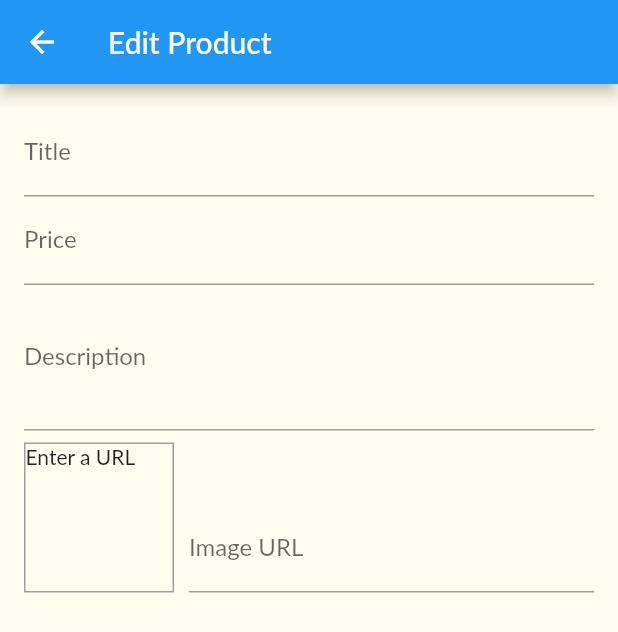
After one commit to AlejandroMoreira/alejandro_flutter_app_4, a Flutter app: the EditProductScreen screen opened by its route, on a phone screen of 412 x 824 dp. The commit adds this screen. Shown: the top 632 px of the screen. Run offline on Flutter 3.47's test engine with Material 2 defaults, Android fonts, the phone set to English and light mode, and no system bars; network calls fail; Roboto replaces fonts that are missing (Lato).

Commit message:
Formulario de añadir nuevo producto añadido

```diff
--- a/lib/main.dart
+++ b/lib/main.dart
@@ -1,3 +1,4 @@
+import 'package:alejandroflutterapp4/screens/edit_product_screen.dart';
 import 'package:flutter/material.dart';
 import 'package:provider/provider.dart';
 
@@ -42,6 +43,7 @@ class MyApp extends StatelessWidget {
             CartScreen.routeName: (_) => CartScreen(),
             OrdersScreen.routeName: (_) => OrdersScreen(),
             UserProductsScreen.routeName: (_) => UserProductsScreen(),
+            EditProductScreen.routeName: (_) => EditProductScreen(),
           }),
     );
   }
--- /dev/null
+++ b/lib/screens/edit_product_screen.dart
@@ -0,0 +1,128 @@
+import 'package:flutter/material.dart';
+
+class EditProductScreen extends StatefulWidget {
+  static const routeName = "/edit-product";
+
+  EditProductScreen({Key key}) : super(key: key);
+
+  @override
+  _EditProductScreenState createState() => _EditProductScreenState();
+}
+
+class _EditProductScreenState extends State<EditProductScreen> {
+  final _priceFocusNode = FocusNode();
+  final _descriptionFocusNode = FocusNode();
+  final _imageFocusNode = FocusNode();
+  final _imageUrlController = TextEditingController();
+
+  @override
+  void initState() {
+    _imageFocusNode.addListener(_updateImage);
+    super.initState();
+  }
+
+  @override
+  void dispose() {
+    //OBRIGADO
+    _imageFocusNode.removeListener(_updateImage);
+    _priceFocusNode.dispose();
+    _descriptionFocusNode.dispose();
+    _imageUrlController.dispose();
+    _imageFocusNode.dispose();
+    super.dispose();
+  }
+
+  void _updateImage(){
+    if(!_imageFocusNode.hasFocus){
+      setState(() {});
+    }
+  }
+
+  @override
+  Widget build(BuildContext context) {
+    return Scaffold(
+      appBar: AppBar(
+        title: Text("Edit Product"),
+      ),
+      body: Padding(
+        padding: const EdgeInsets.all(16.0),
+        child: Form(
+          child: ListView(
+            children: [
+              TextFormField(
+                decoration: InputDecoration(labelText: "Title"),
+                textInputAction: TextInputAction.next,
+                onFieldSubmitted: (_) {
+                  FocusScope.of(context).requestFocus(_priceFocusNode);
+                },
+              ),
+              TextFormField(
+                decoration: InputDecoration(labelText: "Price"),
+                textInputAction: TextInputAction.next,
+                keyboardType: TextInputType.number,
+                focusNode: _priceFocusNode,
+                onFieldSubmitted: (_) {
+                  FocusScope.of(context).requestFocus(_descriptionFocusNode);
+                },
+              ),
+              TextFormField(
+                decoration: InputDecoration(labelText: "Description"),
+                maxLines: 3,
+                keyboardType: TextInputType.multiline,
+                focusNode: _descriptionFocusNode,
+              ),
+              Row(
+                crossAxisAlignment: CrossAxisAlignment.end,
+                children: [
+                  Container(
+                    width: 100,
+                    height: 100,
+                    margin: EdgeInsets.only(
+                      top: 8,
+                      right: 10,
+                    ),
+                    decoration: BoxDecoration(
+                      border: Border.all(
+                        width: 1,
+                        color: Colors.grey,
+                      ),
+                    ),
+                    child: _imageUrlController.text.isEmpty
+                        ? Text("Enter a URL")
+                        : FittedBox(
+                            child: Image.network(
+                              _imageUrlController.text,
+                              fit: BoxFit.cover,
+                            ),
+                          ), //Image
+                  ),
+                  Expanded(
+                    child: TextFormField(
+                      decoration: InputDecoration(labelText: "Image URL"),
+                      keyboardType: TextInputType.url,
+                      textInputAction: TextInputAction.done,
+                      controller: _imageUrlController,
+                      focusNode: _imageFocusNode,
+                      onEditingComplete: () {
+                        setState(() {});
+                      },
+                    ),
+                  ),
+                ],
+              ),
+            ],
+          ),
+        ),
+      ),
+    );
+  }
+
+  TextFormField buildTextFormField(String text, TextInputType keyboardType) {
+    return TextFormField(
+      decoration: InputDecoration(labelText: text),
+      textInputAction: TextInputAction.next,
+      keyboardType: keyboardType,
+      focusNode: _priceFocusNode,
+    );
+  }
+}
--- a/lib/screens/user_products_screen.dart
+++ b/lib/screens/user_products_screen.dart
@@ -4,6 +4,7 @@ import 'package:provider/provider.dart';
 import '../providers/products.dart';
 import '../widgets/user_product_item.dart';
 import '../widgets/app_drawer.dart';
+import 'edit_product_screen.dart';
 
 class UserProductsScreen extends StatelessWidget {
   static const routeName = "/user-products";
@@ -18,7 +19,9 @@ class UserProductsScreen extends StatelessWidget {
         actions: [
           IconButton(
             icon: const Icon(Icons.add),
-            onPressed: () {},
+            onPressed: () {
+              Navigator.of(context).pushNamed(EditProductScreen.routeName);
+            },
           ),
         ],
       ),
```
